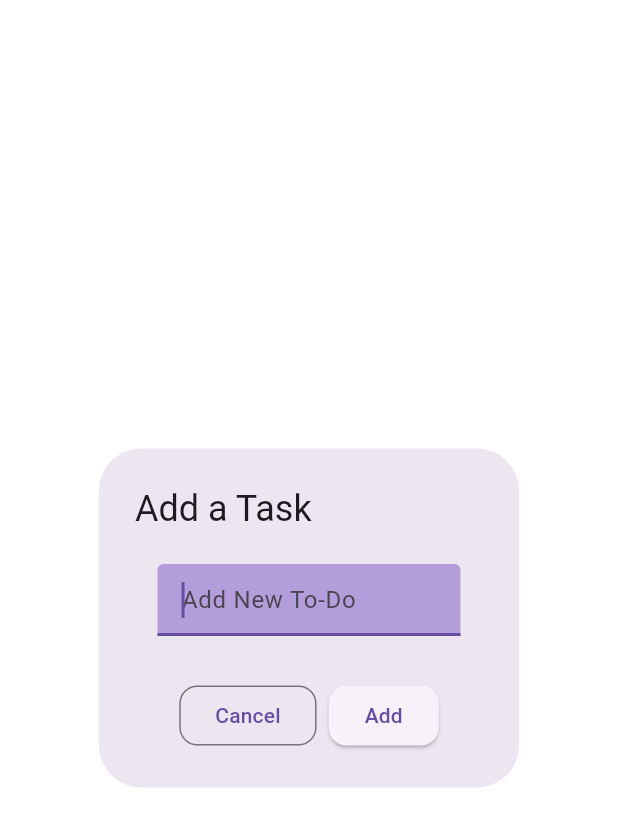
After one commit to csarevalo/todo-list, a Flutter app: the AddTaskDialog screen opened by its route, on a phone screen of 412 x 824 dp. The commit adds this screen. Shown: the top 827 px of the screen. Run offline on Flutter 3.47's test engine with Material 3 defaults, Android fonts, the phone set to English and light mode, and no system bars; our stand-ins replace flutter_slidable.

Commit message:
improved and refactored add task dialog

```diff
--- a/lib/main.dart
+++ b/lib/main.dart
@@ -2,6 +2,7 @@ import 'package:flutter/material.dart';
 import 'package:provider/provider.dart';
 // import 'package:todo_list/screens/add_task_dialog.dart';
 
+import 'widgets/dialogs/add_task_dialog.dart';
 import 'screens/home_screen.dart';
 import 'providers/task_provider.dart';
 
@@ -22,7 +23,7 @@ class TodoApp extends StatelessWidget {
         initialRoute: '/',
         routes: {
           '/': (ctx) => HomeScreen(),
-          // '/add-task': (ctx) => AddTaskDialog(),
+          '/add-task': (ctx) => AddTaskDialog(),
         },
         // home: HomeScreen(),
       ),
--- /dev/null
+++ b/lib/widgets/dialogs/add_task_dialog.dart
@@ -0,0 +1,76 @@
+import 'package:flutter/material.dart';
+import 'package:provider/provider.dart';
+import 'package:todo_list/providers/task_provider.dart';
+
+class AddTaskDialog extends StatelessWidget {
+  final TextEditingController _taskTitleController = TextEditingController();
+
+  AddTaskDialog({super.key});
+
+  void _addTask(BuildContext context) {
+    final taskTitleText = _taskTitleController.text;
+    final taskProvider = Provider.of<TaskProvider>(context, listen: false);
+    final task = taskProvider.createTask(
+      title: taskTitleText,
+      priority: 2,
+    );
+    if (taskTitleText.isNotEmpty) {
+      taskProvider.addTask(task);
+    }
+    _taskTitleController.clear();
+    Navigator.of(context).pop();
+  }
+
+  @override
+  Widget build(BuildContext context) {
+    return AlertDialog(
+      title: const Text("Add a Task"),
+      content: Padding(
+        padding: const EdgeInsets.symmetric(
+          horizontal: 15,
+          vertical: 5,
+        ),
+        child: TextField(
+          autofocus: true,
+          controller: _taskTitleController,
+          decoration: InputDecoration(
+            hintText: 'Add New To-Do',
+            filled: true,
+            fillColor: Colors.deepPurple.shade200,
+            enabledBorder: OutlineInputBorder(
+              borderSide: const BorderSide(
+                color: Colors.deepPurple,
+              ),
+              borderRadius: BorderRadius.circular(10),
+            ),
+          ),
+        ),
+      ),
+      actions: <Widget>[
+        OutlinedButton(
+          style: OutlinedButton.styleFrom(
+            shape: RoundedRectangleBorder(
+              borderRadius: BorderRadius.circular(12),
+            ),
+          ),
+          onPressed: () {
+            Navigator.of(context).pop();
+          },
+          child: const Text("Cancel"),
+        ),
+        ElevatedButton(
+          style: ElevatedButton.styleFrom(
+            shape: RoundedRectangleBorder(
+              borderRadius: BorderRadius.circular(12),
+            ),
+          ),
+          onPressed: () {
+            _addTask(context);
+          },
+          child: const Text("Add"),
+        ),
+      ],
+      actionsAlignment: MainAxisAlignment.center,
+    );
+  }
+}
```
Also changed, not shown: lib/screens/home_screen.dart (+10 -70 lines).
